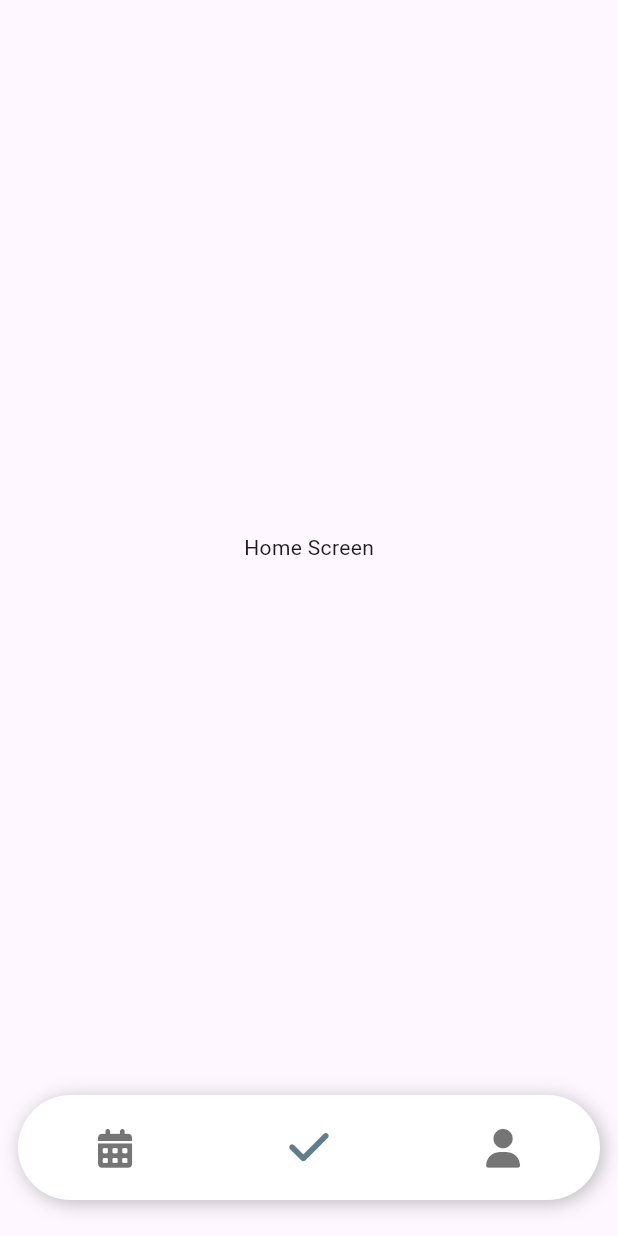
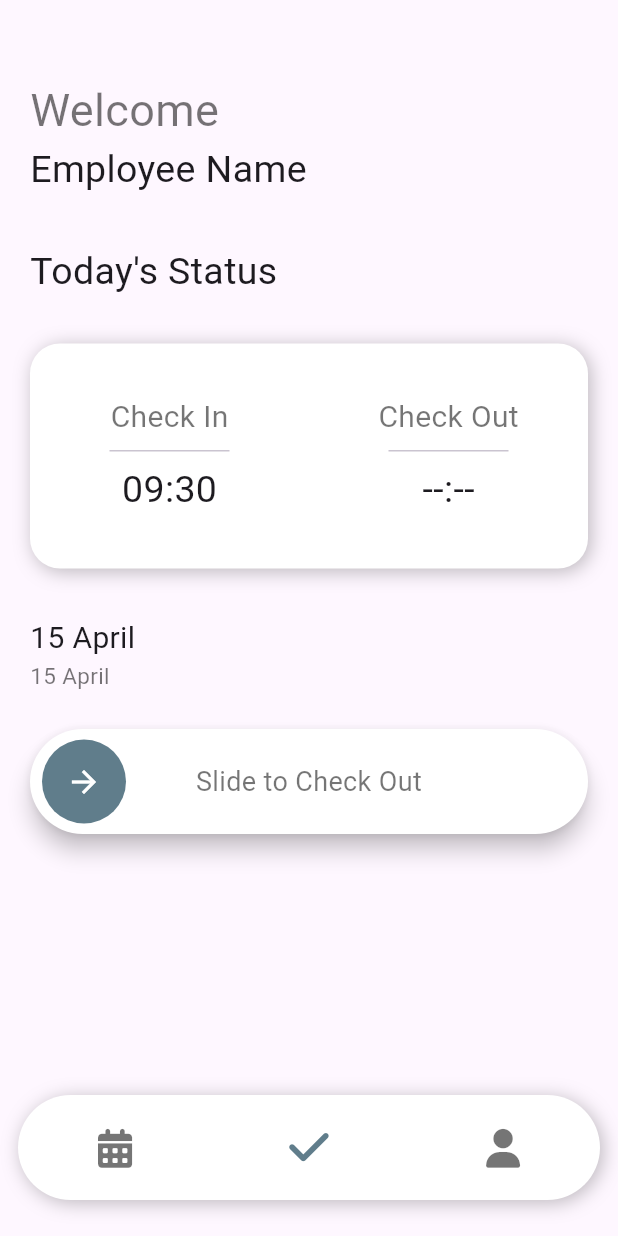
Before and after one commit to maq3009/employeeApp, a Flutter app: the HomeScreen screen opened directly, on a phone screen of 412 x 824 dp. Run offline on Flutter 3.47's test engine with Material 3 defaults, Android fonts, the light colour scheme and no system bars; drawn by our look-alikes of slide_to_act; our stand-ins replace flutter_dotenv, font_awesome_flutter, supabase_flutter; accounts and stored records are empty.

Commit message:
added attendance slider

```diff
--- /dev/null
+++ b/lib/screens/attendance_screen.dart
@@ -0,0 +1,127 @@
+import 'package:flutter/material.dart';
+import 'package:slide_to_act/slide_to_act.dart';
+
+
+
+
+class AttendanceScreen extends StatefulWidget {
+  const AttendanceScreen({super.key});
+
+  @override
+  State<AttendanceScreen> createState() => _AttendanceScreenState();
+
+}
+
+class _AttendanceScreenState extends State<AttendanceScreen> {
+  final GlobalKey<SlideActionState> key = GlobalKey<SlideActionState>();
+
+
+  @override
+  Widget build(BuildContext context) {
+    return Scaffold(
+      body: SingleChildScrollView(
+        padding: const EdgeInsets.all(20),
+        child: Column(
+          children: [
+            Container(
+              alignment: Alignment.centerLeft,
+              margin: const EdgeInsets.only(top: 32),
+              child: const Text(
+                "Welcome",
+                style: TextStyle(color: Colors.black54, fontSize: 30),
+        ),
+      ),
+      Container(
+        alignment: Alignment.centerLeft,
+        child: const Text(
+          'Employee Name',
+          style: TextStyle(fontSize: 25),
+        ),
+        ),
+      Container(
+        alignment: Alignment.centerLeft,
+        margin: const EdgeInsets.only(top: 32),
+        child: const Text(
+          "Today's Status",
+          style: TextStyle(fontSize: 25),
+        ),
+      ),
+      Container(
+        margin: const EdgeInsets.only(top: 30, bottom: 32),
+        height: 150,
+        decoration: const BoxDecoration(
+          color: Colors.white,
+          boxShadow: [
+            BoxShadow(
+              color: Colors.black26,
+              blurRadius: 10,
+              offset: Offset(2,2)),
+          ],
+          borderRadius: BorderRadius.all(Radius.circular(20))),
+          child: const Row(
+            mainAxisAlignment: MainAxisAlignment.center,
+            crossAxisAlignment: CrossAxisAlignment.center,
+            children: [
+
+          Expanded(
+          child: Column(
+            mainAxisAlignment: MainAxisAlignment.center,
+            crossAxisAlignment: CrossAxisAlignment.center,
+            children: [
+              Text("Check In", style: TextStyle(fontSize: 20, color: Colors.black54),),
+              SizedBox(width: 80, child: Divider(),),
+              Text("09:30", style: TextStyle(fontSize: 25),)
+            ],
+              )),
+
+          Expanded(
+          child: Column(
+            mainAxisAlignment: MainAxisAlignment.center,
+            crossAxisAlignment: CrossAxisAlignment.center,
+            children: [
+              Text("Check Out", style: TextStyle(fontSize: 20, color: Colors.black54),),
+              SizedBox(width: 80, child: Divider(),),
+              Text("--:--", style: TextStyle(fontSize: 25),)
+            ],
+              )),
+            ]),
+          ),
+
+          Container(
+            alignment: Alignment.centerLeft,
+            child: Text(
+              "15 April ",
+              style: TextStyle(fontSize: 20),
+              ),
+          ),
+          Container(
+            alignment: Alignment.centerLeft,
+            child: Text(
+              "15 April",
+               style: TextStyle(fontSize: 15, color: Colors.black54),
+          ),
+          ),
+          Container(
+            margin: const EdgeInsets.only(top: 25),
+            child: Builder(builder: (context) {
+              return SlideAction(
+                text: "Slide to Check Out",
+                textStyle: TextStyle(
+                color: Colors.black54,
+                fontSize: 18,
+              ),
+              outerColor: Colors.white,
+              innerColor: Colors.blueGrey,
+              key: key,
+              onSubmit: () {
+                key.currentState!.reset();
+                return null;
+              },
+              );
+            }),
+          ),
+      ],
+    ),
+      ));
+  }
+}
--- a/lib/screens/home_screen.dart
+++ b/lib/screens/home_screen.dart
@@ -1,3 +1,6 @@
+import 'package:employee_attendance/screens/attendance_screen.dart';
+import 'package:employee_attendance/screens/calendar_screen.dart';
+import 'package:employee_attendance/screens/profile_screen.dart';
 import 'package:flutter/material.dart';
 import 'package:font_awesome_flutter/font_awesome_flutter.dart';
 
@@ -12,6 +15,7 @@ class HomeScreen extends StatefulWidget {
 
 
 class _HomeScreenState extends State<HomeScreen> {
+
 
   int currentIndex = 1;
 
@@ -30,8 +34,13 @@ class _HomeScreenState extends State<HomeScreen> {
   @override
   Widget build(BuildContext context) {
     return Scaffold(
-      body: const Center(
-        child: Text("Home Screen"),
+      body: IndexedStack(
+        index: currentIndex,
+        children: const [
+          CalendarScreen(),
+          AttendanceScreen(),
+          ProfileScreen()
+        ],
       ),
       bottomNavigationBar: Container(
         height: 70,
--- a/lib/screens/splash_screen.dart
+++ b/lib/screens/splash_screen.dart
@@ -9,6 +9,8 @@ import './login_screen.dart';
 class SplashScreen extends StatelessWidget {
   const SplashScreen({super.key});
 
+  //authService.signOut();
+
 
   @override
   Widget build(BuildContext context) {
--- a/pubspec.yaml
+++ b/pubspec.yaml
@@ -34,7 +34,7 @@ dependencies:
   flutter_dotenv: ^5.2.1
   provider: ^6.0.5
   font_awesome_flutter: ^10.4.0
-  slide_to_act: ^2.0.1
+  slide_to_act: ^2.0.2
 
   # The following adds the Cupertino Icons font to your application.
   # Use with the CupertinoIcons class for iOS style icons.
```
Also changed, not shown: lib/models/user_model.dart (+5 -5 lines), lib/screens/calendar_screen.dart (added, +25 -0 lines), lib/screens/profile_screen.dart (added, +25 -0 lines), lib/services/auth_services.dart (+16 -38 lines), 2 other files.
